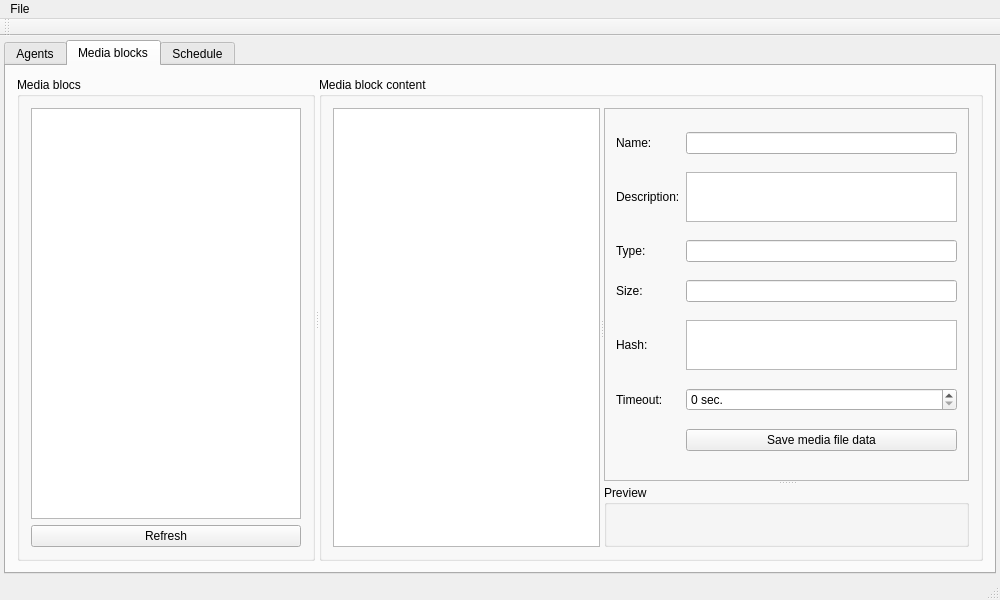
Old version of the form apps/iPresenterAdmin/mainwindow.ui in the repository dlebed/iPresenter.
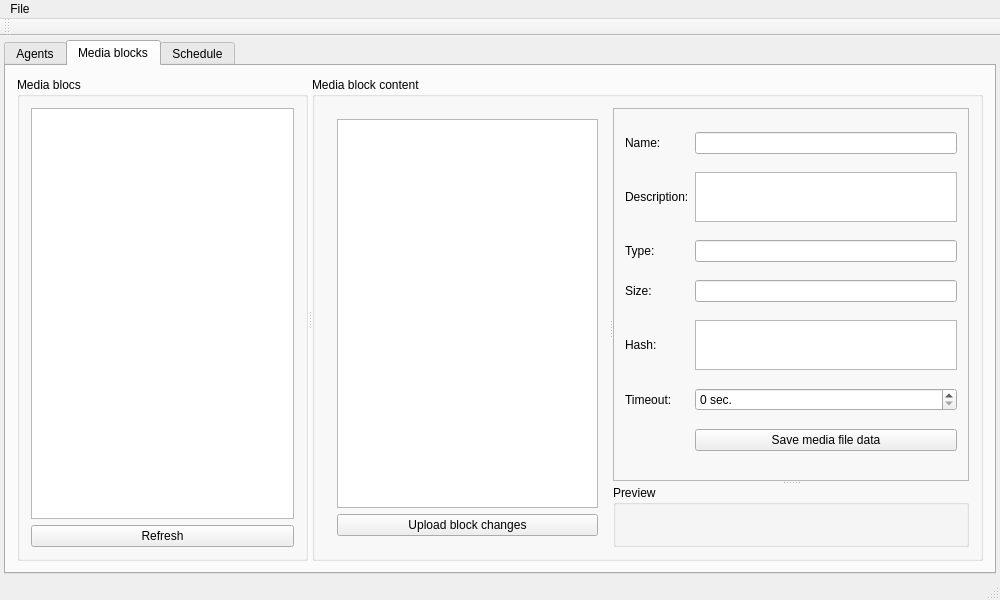
New version of the form.

What changed in the file:
```diff
--- a/apps/iPresenterAdmin/mainwindow.ui
+++ b/apps/iPresenterAdmin/mainwindow.ui
@@ -123,16 +123,29 @@
            <property name="title">
             <string>Media block content</string>
            </property>
-           <layout class="QHBoxLayout" name="horizontalLayout_3">
+           <layout class="QVBoxLayout" name="verticalLayout_7">
             <item>
              <widget class="QSplitter" name="splitter_3">
               <property name="orientation">
                <enum>Qt::Horizontal</enum>
               </property>
+              <widget class="QWidget" name="">
+               <layout class="QVBoxLayout" name="verticalLayout_5">
+                <item>
               <widget class="QListWidget" name="blockMediaList">
                <property name="contextMenuPolicy">
                 <enum>Qt::ActionsContextMenu</enum>
                </property>
+                 </widget>
+                </item>
+                <item>
+                 <widget class="QPushButton" name="uploadChangesButton">
+                  <property name="text">
+                   <string>Upload block changes</string>
+                  </property>
+                 </widget>
+                </item>
+               </layout>
               </widget>
               <widget class="QSplitter" name="splitter_2">
                <property name="orientation">
```
Lines whose indentation alone changed are shown as unchanged.
